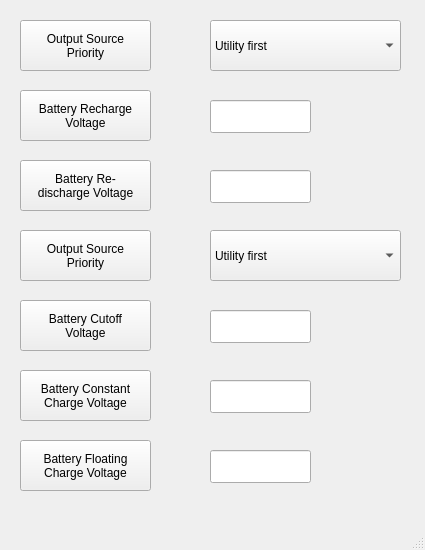
The window that ui/python-solar.ui (kempff/python-solar) describes before a commit, drawn with Qt 5.
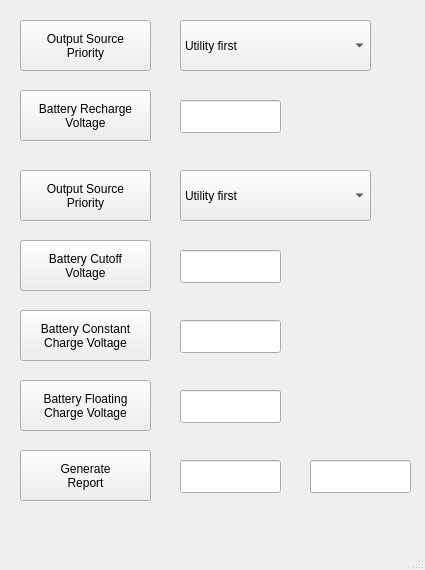
The same window after the commit.

What changed in the file:
```diff
--- a/ui/python-solar.ui
+++ b/ui/python-solar.ui
@@ -10,13 +10,13 @@
     <x>0</x>
     <y>0</y>
     <width>425</width>
-    <height>550</height>
+    <height>570</height>
    </rect>
   </property>
   <property name="maximumSize">
    <size>
     <width>425</width>
-    <height>550</height>
+    <height>570</height>
    </size>
   </property>
   <property name="contextMenuPolicy">
@@ -43,7 +43,7 @@
    <widget class="QComboBox" name="output_source_combo">
     <property name="geometry">
      <rect>
-      <x>210</x>
+      <x>180</x>
       <y>20</y>
       <width>191</width>
       <height>51</height>
@@ -82,7 +82,7 @@
    <widget class="QLineEdit" name="battery_recharge_v_edit">
     <property name="geometry">
      <rect>
-      <x>210</x>
+      <x>180</x>
       <y>100</y>
       <width>101</width>
       <height>33</height>
@@ -95,41 +95,11 @@
      <number>4</number>
     </property>
    </widget>
-   <widget class="QLineEdit" name="battery_re_discharge_v_edit">
-    <property name="geometry">
-     <rect>
-      <x>210</x>
-      <y>170</y>
-      <width>101</width>
-      <height>33</height>
-     </rect>
-    </property>
-    <property name="toolTip">
-     <string>&lt;html&gt;&lt;head/&gt;&lt;body&gt;&lt;p&gt;12V unit: 00.0V12V/12.3V/12.5V/12.8V/13V/13.3V/13.5V/13.8V/14V/14.3V/14.5 24V unit: 00.0V/24V/24.5V/25V/25.5V/26V/26.5V/27V/27.5V/28V/28.5V/29V 48V unit: 00.0V48V/49V/50V/51V/52V/53V/54V/55V/56V/57V/58V &lt;/p&gt;&lt;p&gt;&lt;br/&gt;&lt;/p&gt;&lt;p&gt;00.0V means battery is full(charging in float mode).&lt;/p&gt;&lt;/body&gt;&lt;/html&gt;</string>
-    </property>
-    <property name="maxLength">
-     <number>4</number>
-    </property>
-   </widget>
-   <widget class="QPushButton" name="battery_re_discharge_v_button">
-    <property name="geometry">
-     <rect>
-      <x>20</x>
-      <y>160</y>
-      <width>131</width>
-      <height>51</height>
-     </rect>
-    </property>
-    <property name="text">
-     <string>Battery Re-
-discharge Voltage</string>
-    </property>
-   </widget>
    <widget class="QComboBox" name="device_charge_combo">
     <property name="geometry">
      <rect>
-      <x>210</x>
-      <y>230</y>
+      <x>180</x>
+      <y>170</y>
       <width>191</width>
       <height>51</height>
      </rect>
@@ -159,7 +129,7 @@
     <property name="geometry">
      <rect>
       <x>20</x>
-      <y>230</y>
+      <y>170</y>
       <width>131</width>
       <height>51</height>
      </rect>
@@ -172,8 +142,8 @@
    <widget class="QLineEdit" name="battery_cutoff_edit">
     <property name="geometry">
      <rect>
-      <x>210</x>
-      <y>310</y>
+      <x>180</x>
+      <y>250</y>
       <width>101</width>
       <height>33</height>
      </rect>
@@ -189,7 +159,7 @@
     <property name="geometry">
      <rect>
       <x>20</x>
-      <y>300</y>
+      <y>240</y>
       <width>131</width>
       <height>51</height>
      </rect>
@@ -203,7 +173,7 @@
     <property name="geometry">
      <rect>
       <x>20</x>
-      <y>370</y>
+      <y>310</y>
       <width>131</width>
       <height>51</height>
      </rect>
@@ -216,8 +186,8 @@
    <widget class="QLineEdit" name="battery_constant_v_edit">
     <property name="geometry">
      <rect>
-      <x>210</x>
-      <y>380</y>
+      <x>180</x>
+      <y>320</y>
       <width>101</width>
       <height>33</height>
      </rect>
@@ -232,8 +202,8 @@
    <widget class="QLineEdit" name="battery_floating_v_edit">
     <property name="geometry">
      <rect>
-      <x>210</x>
-      <y>450</y>
+      <x>180</x>
+      <y>390</y>
       <width>101</width>
       <height>33</height>
      </rect>
@@ -249,7 +219,7 @@
     <property name="geometry">
      <rect>
       <x>20</x>
-      <y>440</y>
+      <y>380</y>
       <width>131</width>
       <height>51</height>
      </rect>
@@ -259,6 +229,52 @@
 Charge Voltage</string>
     </property>
    </widget>
+   <widget class="QPushButton" name="generate_report_button">
+    <property name="geometry">
+     <rect>
+      <x>20</x>
+      <y>450</y>
+      <width>131</width>
+      <height>51</height>
+     </rect>
+    </property>
+    <property name="text">
+     <string>Generate
+Report</string>
+    </property>
+   </widget>
+   <widget class="QLineEdit" name="report_from_edit">
+    <property name="geometry">
+     <rect>
+      <x>180</x>
+      <y>460</y>
+      <width>101</width>
+      <height>33</height>
+     </rect>
+    </property>
+    <property name="toolTip">
+     <string>&lt;html&gt;&lt;head/&gt;&lt;body&gt;&lt;p&gt;12V unit: 11V/11.3V/11.5V/11.8V/12V/12.3V/12.5V/12.8V &lt;/p&gt;&lt;p&gt;24V unit: 22V/22.5V/23V/23.5V/24V/24.5V/25V/25.5V &lt;/p&gt;&lt;p&gt;48V unit: 44V/45V/46V/47V/48V/49V/50V/51V&lt;/p&gt;&lt;/body&gt;&lt;/html&gt;</string>
+    </property>
+    <property name="maxLength">
+     <number>10</number>
+    </property>
+   </widget>
+   <widget class="QLineEdit" name="report_to_edit">
+    <property name="geometry">
+     <rect>
+      <x>310</x>
+      <y>460</y>
+      <width>101</width>
+      <height>33</height>
+     </rect>
+    </property>
+    <property name="toolTip">
+     <string>&lt;html&gt;&lt;head/&gt;&lt;body&gt;&lt;p&gt;12V unit: 11V/11.3V/11.5V/11.8V/12V/12.3V/12.5V/12.8V &lt;/p&gt;&lt;p&gt;24V unit: 22V/22.5V/23V/23.5V/24V/24.5V/25V/25.5V &lt;/p&gt;&lt;p&gt;48V unit: 44V/45V/46V/47V/48V/49V/50V/51V&lt;/p&gt;&lt;/body&gt;&lt;/html&gt;</string>
+    </property>
+    <property name="maxLength">
+     <number>10</number>
+    </property>
+   </widget>
   </widget>
   <widget class="QMenuBar" name="menubar">
    <property name="geometry">
```
